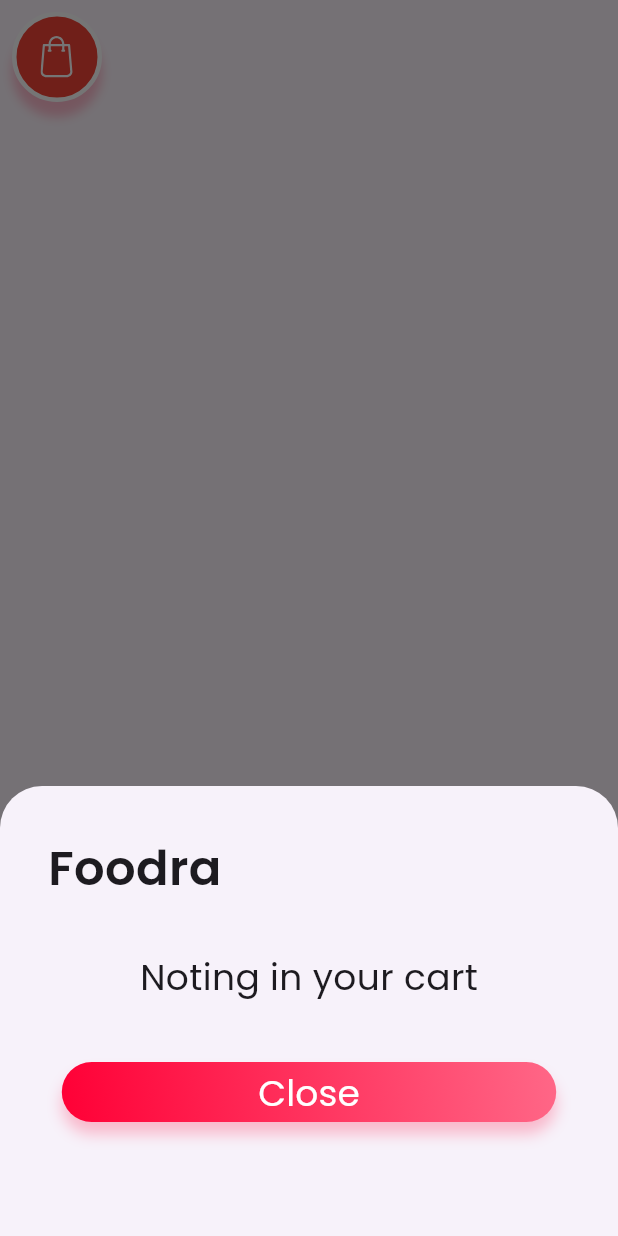
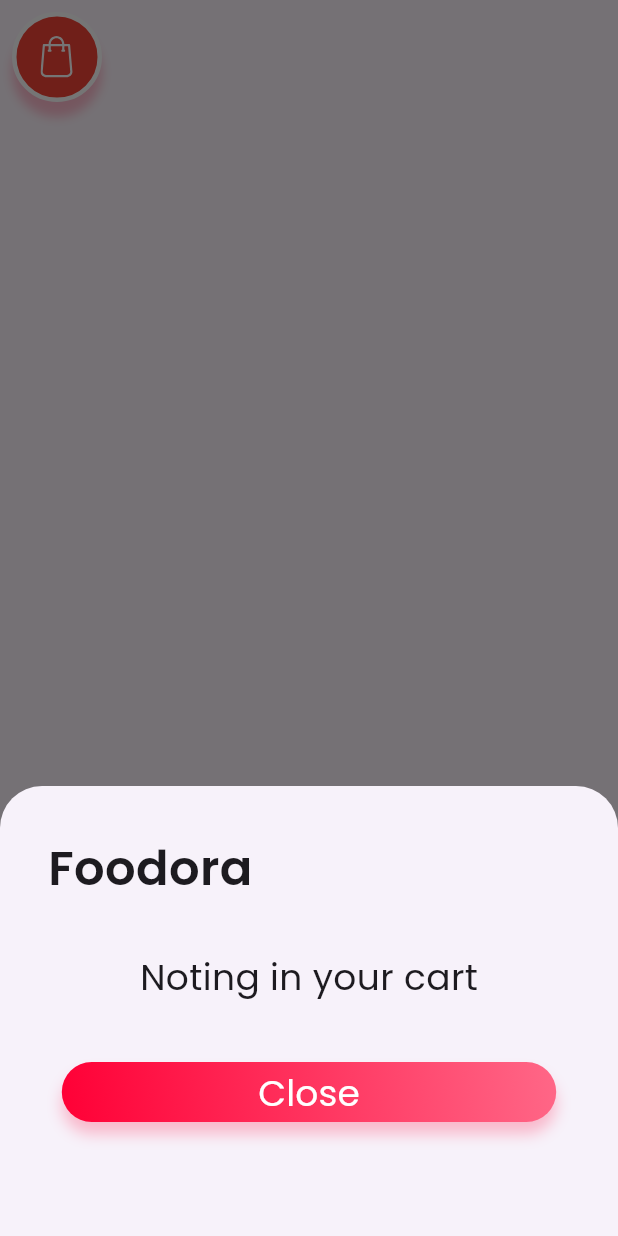
Before and after one commit to Flutter-13Aprill/Foodora-App-UI, a Flutter app: the CartWidget widget shown alone on an empty page, opened directly, after a tap on an icon or button, on a phone screen of 412 x 824 dp. Run offline on Flutter 3.47's test engine with Material 3 defaults, Android fonts, the phone set to English and light mode, and no system bars; our stand-ins replace flutter_svg, google_fonts.

Commit message:
Correcting Spelling Mistakes

```diff
--- a/lib/widgets/home_screen_widgets/cart_widget.dart
+++ b/lib/widgets/home_screen_widgets/cart_widget.dart
@@ -31,7 +31,7 @@
                     child: Container(
                       margin: EdgeInsets.all(32),
                       child: Text(
-                        'Foodra',
+                        'Foodora',
                         style: GoogleFonts.poppins(
                           fontSize: 32,
                           fontWeight: FontWeight.w600,
--- a/lib/widgets/home_screen_widgets/custom_theme_button.dart
+++ b/lib/widgets/home_screen_widgets/custom_theme_button.dart
@@ -7,7 +7,7 @@
 
   @override
   Widget build(BuildContext context) {
-    return                   TextButton(
+    return TextButton(
       onPressed: () => Navigator.pop(context),
       child: Container(
         alignment: Alignment.center,
--- a/lib/widgets/home_screen_widgets/food_item_widget.dart
+++ b/lib/widgets/home_screen_widgets/food_item_widget.dart
@@ -41,7 +41,7 @@
           context: context,
           builder:
               (context) => AlertDialog(
-                title: Text('Foodra'),
+                title: Text('Foodora'),
                 content: Text(
                   'This $nameFood contains more than 30 grams of protein.',
                 ),
```
Also changed, not shown: 1589 other files. Lines whose indentation alone changed are shown as unchanged.
